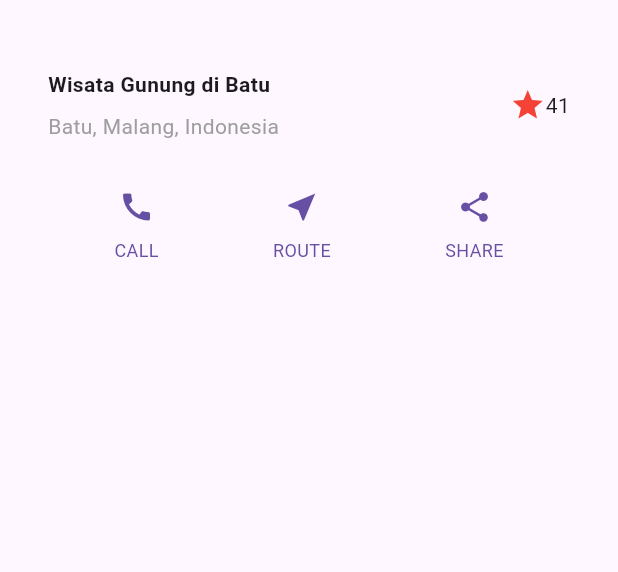
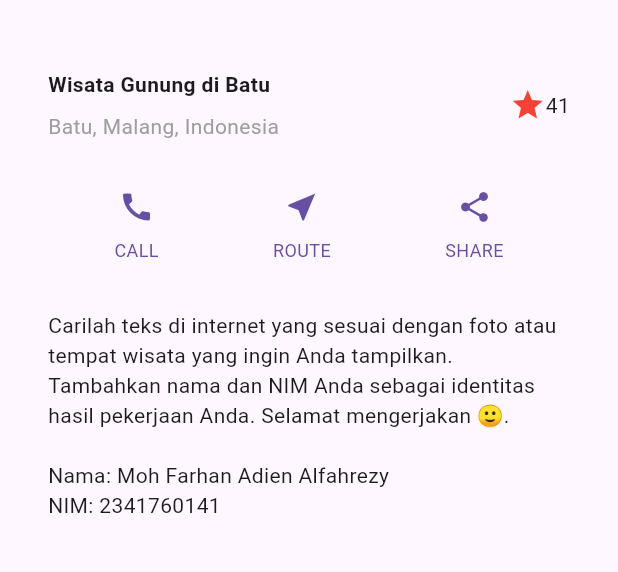
Before and after one commit to Farhanrezy70/flutter-fundamental-part2, a Flutter app: the screen it shows after launch, on a phone screen of 412 x 824 dp, the part 63-635 px from its top. Run offline on Flutter 3.47's test engine with Material 3 defaults, Android fonts, the phone set to English and light mode, and no system bars.

Commit message:
Implementasi text section

```diff
--- a/lib/main.dart
+++ b/lib/main.dart
@@ -40,12 +40,28 @@ class MyApp extends StatelessWidget {
     Color color = Theme.of(context).primaryColor;
 
     Widget buttonSection = Row(
-      mainAxisAlignment: MainAxisAlignment.spaceEvenly, // sejajarkan kolom
+      mainAxisAlignment: MainAxisAlignment.spaceEvenly,
       children: [
         _buildButtonColumn(color, Icons.call, 'CALL'),
         _buildButtonColumn(color, Icons.near_me, 'ROUTE'),
         _buildButtonColumn(color, Icons.share, 'SHARE'),
       ],
+    );
+
+    // === Langkah 3: textSection ===
+    Widget textSection = Container(
+      padding: const EdgeInsets.all(32),
+      child: const Text(
+        'Carilah teks di internet yang sesuai '
+        'dengan foto atau tempat wisata yang ingin '
+        'Anda tampilkan. '
+        'Tambahkan nama dan NIM Anda sebagai '
+        'identitas hasil pekerjaan Anda. '
+        'Selamat mengerjakan 🙂.\n\n'
+        'Nama: Moh Farhan Adien Alfahrezy\n'
+        'NIM: 2341760141',
+        softWrap: true,
+      ),
     );
 
     return MaterialApp(
@@ -57,7 +73,8 @@ class MyApp extends StatelessWidget {
         body: Column(
           children: [
             titleSection,
-            buttonSection, // ✅ tambahkan buttonSection ke body
+            buttonSection,
+            textSection, // ✅ tambahkan textSection ke body
           ],
         ),
       ),
```
